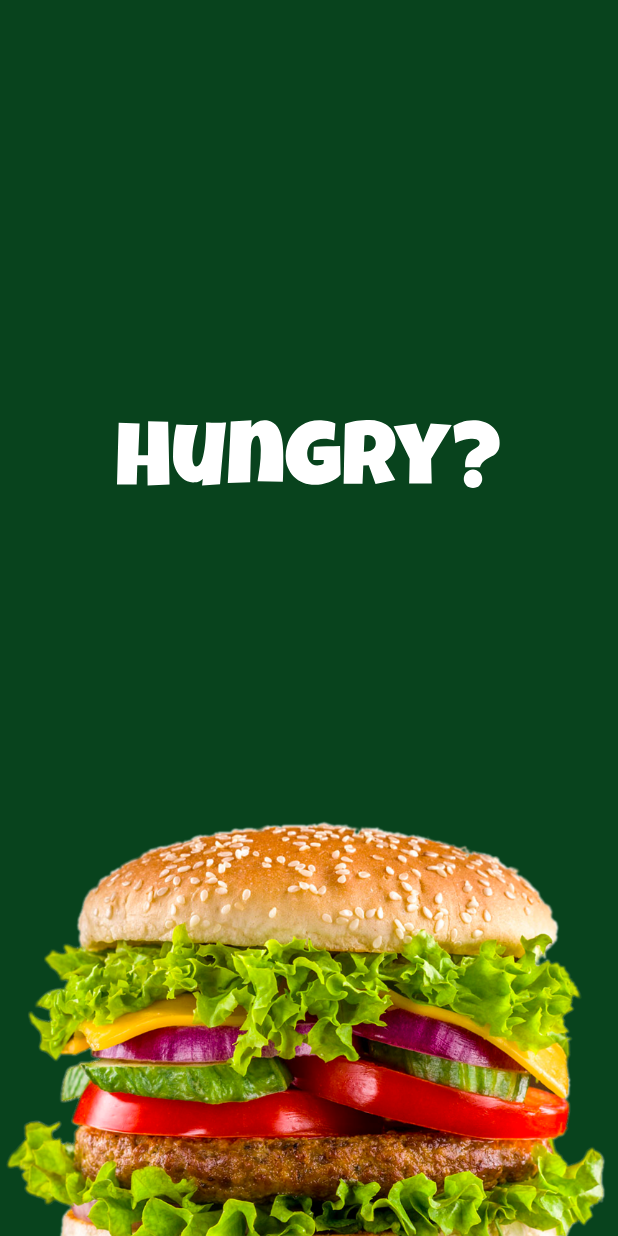
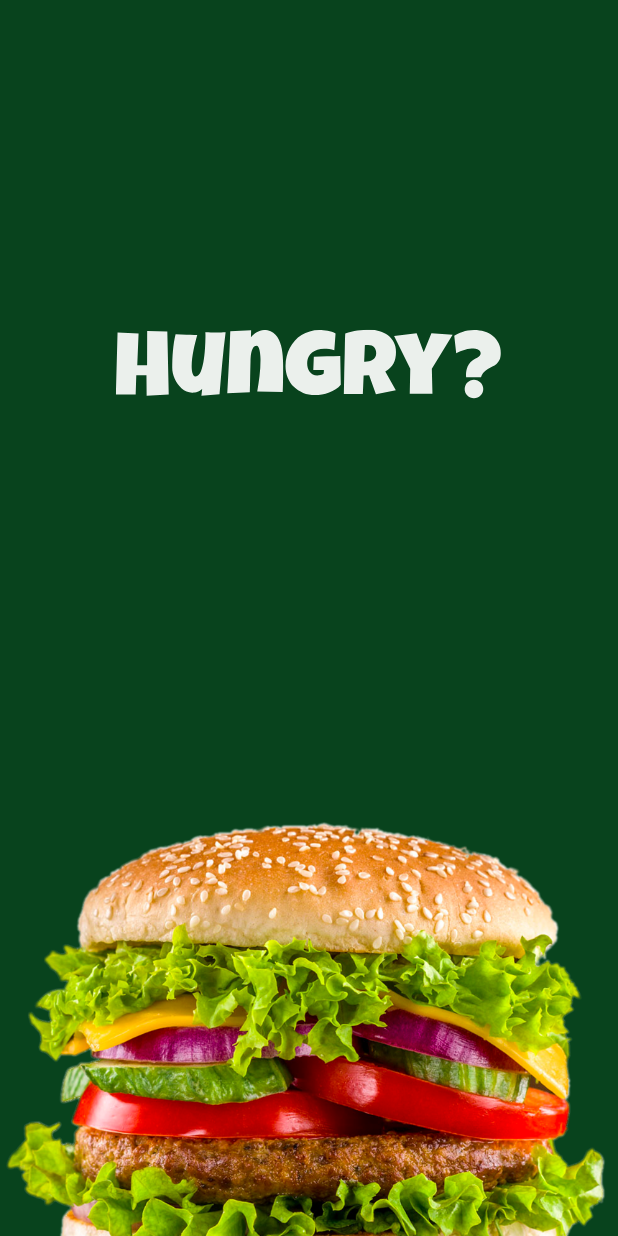
Before and after one commit to EngAhmedTamer/hungry, a Flutter app: the SplashView screen opened directly, on a phone screen of 412 x 824 dp. Run offline on Flutter 3.47's test engine with Material 3 defaults, Android fonts, the phone set to English and light mode, and no system bars; our stand-ins replace flutter_svg, gap.

Commit message:
UI prof with gpt

```diff
--- a/lib/splash_screen.dart
+++ b/lib/splash_screen.dart
@@ -2,9 +2,63 @@ import 'package:flutter/material.dart';
 import 'package:flutter_svg/svg.dart';
 import 'package:gap/gap.dart';
 import 'package:hungry/core/constants/app_colors.dart';
+import 'package:hungry/root.dart';
 
-class SplashView extends StatelessWidget {
+class SplashView extends StatefulWidget {
   const SplashView({super.key});
+
+  @override
+  State<SplashView> createState() => _SplashViewState();
+}
+
+class _SplashViewState extends State<SplashView>
+    with SingleTickerProviderStateMixin {
+
+  late AnimationController _controller;
+  late Animation<double> _fadeAnimation;
+  late Animation<double> _scaleAnimation;
+  late Animation<Offset> _slideAnimation;
+
+  @override
+  void initState() {
+    super.initState();
+
+    _controller = AnimationController(
+      vsync: this,
+      duration: const Duration(seconds: 2),
+    );
+
+
+    _fadeAnimation = Tween<double>(begin: 0, end: 1).animate(
+      CurvedAnimation(parent: _controller, curve: Curves.easeIn),
+    );
+
+
+    _scaleAnimation = Tween<double>(begin: 0.7, end: 1).animate(
+      CurvedAnimation(parent: _controller, curve: Curves.easeOutBack),
+    );
+
+    _slideAnimation = Tween<Offset>(
+      begin: const Offset(0, 0.3),
+      end: Offset.zero,
+    ).animate(
+      CurvedAnimation(parent: _controller, curve: Curves.easeOut),
+    );
+
+    _controller.forward();
+
+    Future.delayed(const Duration(seconds: 3), () {
+      Navigator.pushReplacement(context, MaterialPageRoute(builder: (c) {
+        return Root();
+      }));
+    });
+  }
+
+  @override
+  void dispose() {
+    _controller.dispose();
+    super.dispose();
+  }
 
   @override
   Widget build(BuildContext context) {
@@ -13,10 +67,30 @@ class SplashView extends StatelessWidget {
       body: Column(
         mainAxisAlignment: MainAxisAlignment.start,
         children: [
-          Gap(280),
-          Center(child: SvgPicture.asset('assets/logo/logo.svg')),
-          Spacer(),
-          Center(child: Image.asset('assets/splash/splash.png')),
+          const Gap(220),
+
+          Center(
+            child: FadeTransition(
+              opacity: _fadeAnimation,
+              child: ScaleTransition(
+                scale: _scaleAnimation,
+                child: SvgPicture.asset(
+                  'assets/logo/logo.svg',
+                ),
+              ),
+            ),
+          ),
+
+          const Spacer(),
+
+          SlideTransition(
+            position: _slideAnimation,
+            child: Center(
+              child: Image.asset(
+                'assets/splash/splash.png',
+              ),
+            ),
+          ),
         ],
       ),
     );
```
